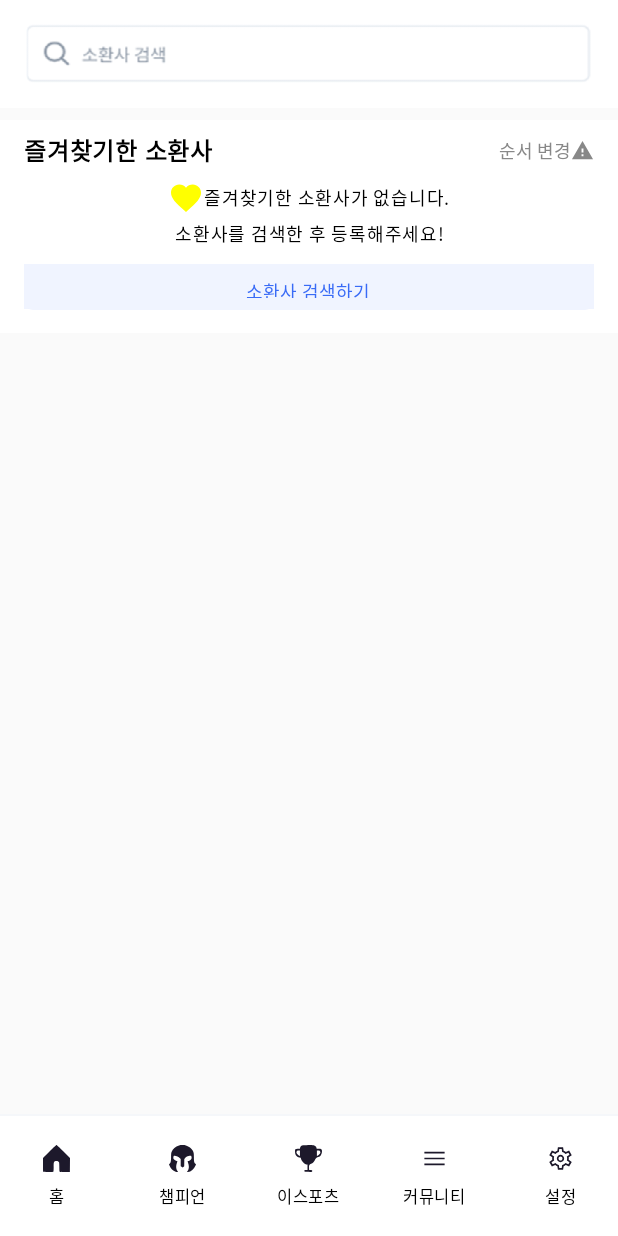
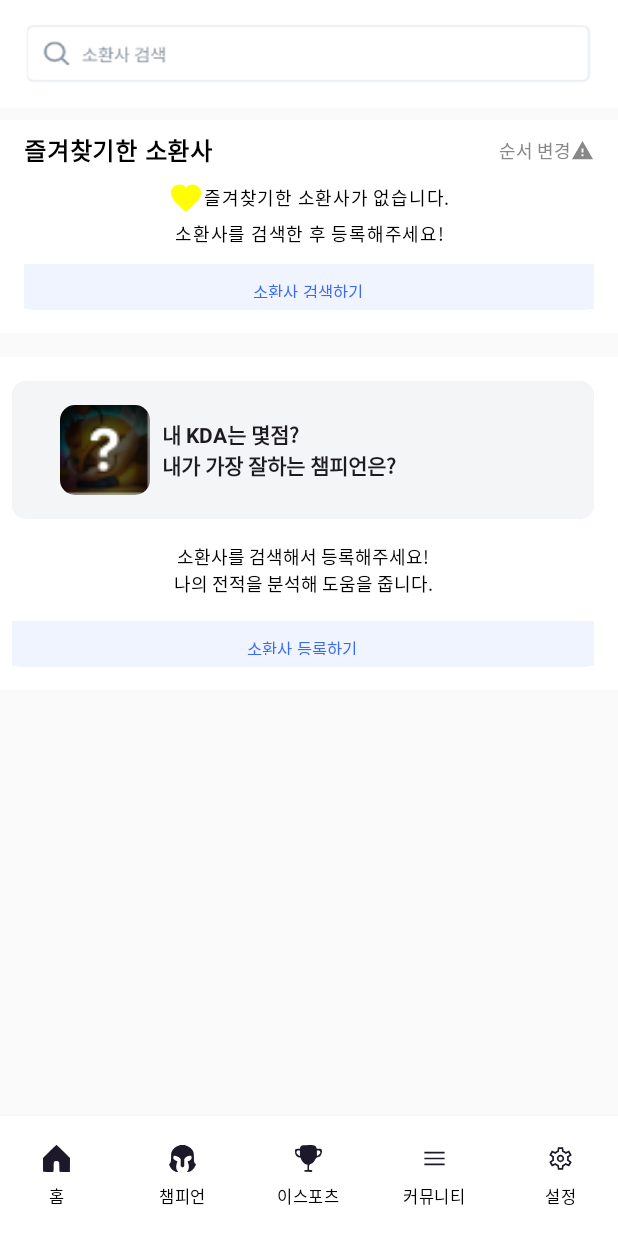
Before and after one commit to yongrokkwon/LOL-MatchHistory, an Android app built with Jetpack Compose: the screen it shows after launch (MainActivity), on a phone screen of 412 x 824 dp. Run offline under Robolectric (Android 15) with nearby library versions, the phone set to English and light mode, and no system bars; our stand-ins replace Dagger/Hilt's generated code.

Commit message:
Add Home EmptySummoner

```diff
--- a/app/src/main/java/gg/lol/android/ui/home/Home.kt
+++ b/app/src/main/java/gg/lol/android/ui/home/Home.kt
@@ -11,6 +11,7 @@ import androidx.compose.foundation.layout.fillMaxSize
 import androidx.compose.foundation.layout.fillMaxWidth
 import androidx.compose.foundation.layout.height
 import androidx.compose.foundation.layout.padding
+import androidx.compose.foundation.layout.size
 import androidx.compose.foundation.layout.width
 import androidx.compose.foundation.shape.RoundedCornerShape
 import androidx.compose.material.icons.Icons
@@ -24,11 +25,13 @@ import androidx.compose.material3.Text
 import androidx.compose.runtime.Composable
 import androidx.compose.ui.Alignment
 import androidx.compose.ui.Modifier
+import androidx.compose.ui.draw.clip
 import androidx.compose.ui.graphics.Color
 import androidx.compose.ui.layout.ContentScale
 import androidx.compose.ui.platform.LocalContext
 import androidx.compose.ui.res.painterResource
 import androidx.compose.ui.res.stringResource
+import androidx.compose.ui.text.TextStyle
 import androidx.compose.ui.text.font.FontWeight
 import androidx.compose.ui.text.style.TextAlign
 import androidx.compose.ui.unit.dp
@@ -41,6 +44,7 @@ import gg.lol.android.ui.search.SearchActivity
 import gg.lol.android.ui.theme.BackgroundPrimaryColor
 import gg.lol.android.ui.theme.ButtonTextColor
 import gg.lol.android.ui.theme.GUIDE_STYLE
+import gg.lol.android.ui.theme.LightGray
 
 @Composable
 fun HomeScreen(navController: NavController? = null, viewModel: MainViewModel = hiltViewModel()) {
@@ -62,13 +66,7 @@ fun HomeScreen(navController: NavController? = null, viewModel: MainViewModel =
             contentScale = ContentScale.FillBounds
         )
         CreateEmptyFavoriteSummonerView()
-        Card(
-            modifier = Modifier
-                .fillMaxWidth()
-                .clickable(onClick = { }),
-        ) {
-
-        }
+        CreateEmptySummoner()
     }
 }
 
@@ -136,21 +134,89 @@ fun CreateEmptyFavoriteSummonerView() {
             textAlign = TextAlign.Center,
             fontSize = 12.sp
         )
+        CreateHomeButton(stringResource(id = R.string.home_favorite_button)) {
+            // TODO
+        }
+    }
+}
+
+@Composable
+fun CreateEmptySummoner() {
+    Column(
+        modifier = Modifier
+            .fillMaxWidth()
+            .padding(top = 16.dp)
+            .background(color = Color.White)
+            .padding(start = 8.dp, end = 16.dp, bottom = 16.dp)
+    ) {
+        Card(
+            modifier = Modifier
+                .fillMaxWidth()
+                .padding(top = 16.dp),
+            shape = RoundedCornerShape(10.dp),
+        ) {
+            Row(
+                modifier = Modifier
+                    .fillMaxWidth()
+                    .background(color = LightGray)
+                    .padding(start = 32.dp, top = 16.dp, bottom = 16.dp),
+                verticalAlignment = Alignment.CenterVertically,
+            ) {
+                Image(
+                    modifier = Modifier
+                        .clip(RoundedCornerShape(10.dp))
+                        .size(60.dp),
+                    painter = painterResource(id = R.drawable.home_summoner_empty),
+                    contentScale = ContentScale.Crop,
+                    contentDescription = null
+                )
+                Text(
+                    modifier = Modifier.padding(start = 8.dp),
+                    text = stringResource(id = R.string.home_summoner_empty_guide_01),
+                    style = TextStyle(
+                        fontSize = 14.sp,
+                        fontWeight = FontWeight.Bold
+                    )
+                )
+            }
+        }
+        Text(
+            text = stringResource(id = R.string.home_summoner_empty_guide_02),
+            modifier = Modifier
+                .padding(top = 16.dp, bottom = 16.dp)
+                .fillMaxWidth(),
+            textAlign = TextAlign.Center,
+            style = TextStyle(
+                fontSize = 12.sp,
+            )
+        )
+        CreateHomeButton(stringResource(id = R.string.home_summoner_button)) {
+            // TODO
+        }
+    }
+}
+
+@Composable
+fun CreateHomeButton(text: String, onClick: () -> Unit) {
     Button(
         modifier = Modifier
             .fillMaxWidth()
             .background(color = BackgroundPrimaryColor)
             .height(30.dp),
-            onClick = { /*TODO*/ },
+        onClick = { onClick.invoke() },
         colors = ButtonDefaults.buttonColors(
             containerColor = BackgroundPrimaryColor
         ),
         shape = RoundedCornerShape(6.dp),
     ) {
-            Text(text = stringResource(id = R.string.home_favorite_button), color = ButtonTextColor, fontSize = 12.sp)
+        Text(
+            text = text,
+            color = ButtonTextColor,
+            fontSize = 11.sp
+        )
     }
 }
-}
+
 
 @Composable
 fun HomePreview() {
--- a/app/src/main/res/values/strings.xml
+++ b/app/src/main/res/values/strings.xml
@@ -18,6 +18,10 @@
     <string name="home_favorite_empty_guide_01">즐겨찾기한 소환사가 없습니다.</string>
     <string name="home_favorite_empty_guide_02">소환사를 검색한 후 등록해주세요!</string>
     <string name="home_favorite_button">소환사 검색하기</string>
+
+    <string name="home_summoner_button">소환사 등록하기</string>
+    <string name="home_summoner_empty_guide_01">내 KDA는 몇점?\n내가 가장 잘하는 챔피언은?</string>
+    <string name="home_summoner_empty_guide_02">소환사를 검색해서 등록해주세요!\n나의 전적을 분석해 도움을 줍니다.</string>
 
     <string name="login">로그인</string>
     <string name="notify_push">푸시 알림</string>
```
Also changed, not shown: app/src/main/res/drawable-hdpi/home_summoner_empty.png (added), app/src/main/res/drawable-xhdpi/home_summoner_empty.png (added), app/src/main/res/drawable-xxhdpi/home_summoner_empty.png (added), app/src/main/res/drawable-xxxhdpi/home_summoner_empty.png (added). Lines whose indentation alone changed are shown as unchanged.
